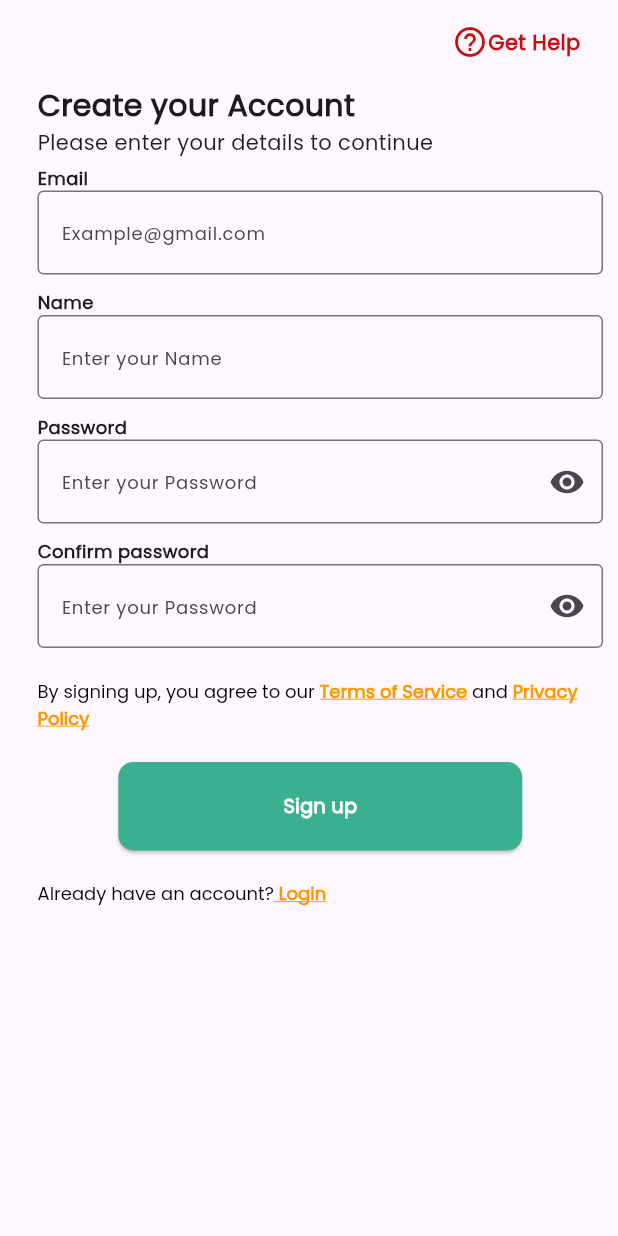
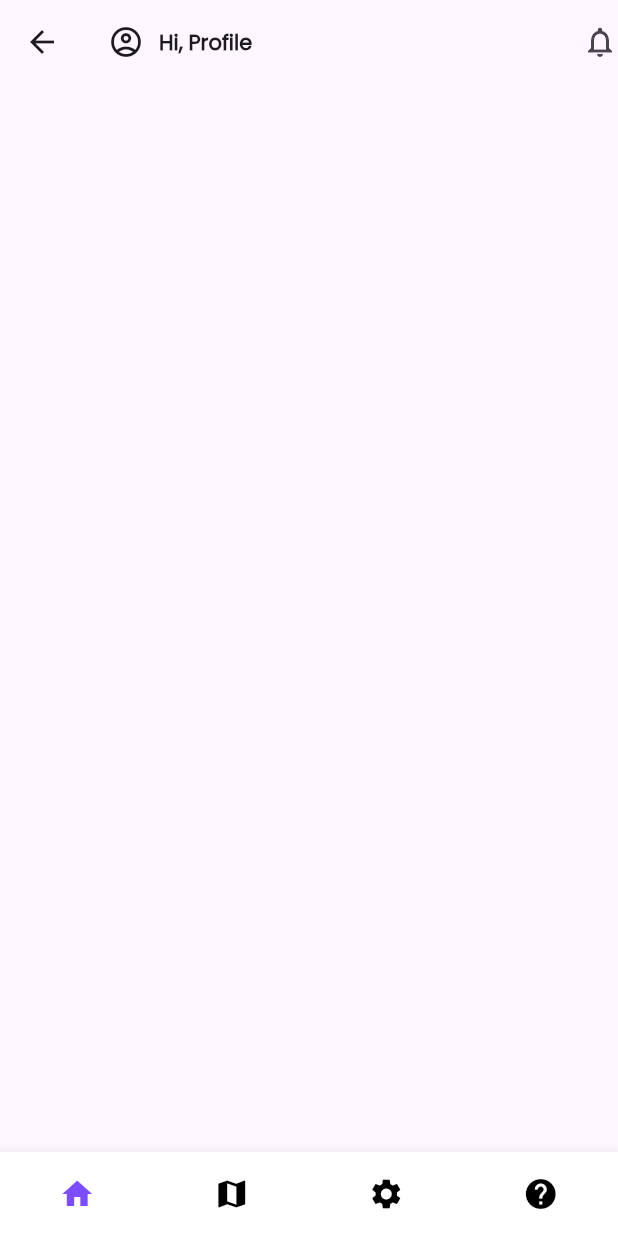
Before and after one commit to tambongslade/SafeSpace, a Flutter app: the Signup screen opened directly, after a tap on "Sign up", on a phone screen of 412 x 824 dp. Run offline on Flutter 3.47's test engine with Material 3 defaults, Android fonts, the phone set to English and light mode, and no system bars; drawn by our look-alikes of animated_bottom_navigation_bar.

Commit message:
home page on going

```diff
--- a/lib/Screens/Signup.dart
+++ b/lib/Screens/Signup.dart
@@ -1,6 +1,8 @@
 import 'package:flutter/material.dart';
 import 'package:safespace/Constants/color.dart';
 import 'package:safespace/Constants/styles.dart';
+import 'package:safespace/Screens/Login.dart';
+import 'package:safespace/Screens/navigatorScreen.dart';
 
 class Signup extends StatelessWidget {
   const Signup({super.key});
@@ -8,7 +10,9 @@ class Signup extends StatelessWidget {
   @override
   Widget build(BuildContext context) {
     return Scaffold(
+      backgroundColor: Colors.white,
         appBar: AppBar(
+          backgroundColor: Colors.white,
           actions: [
             Padding(
               padding: EdgeInsets.only(
@@ -37,7 +41,7 @@ class Signup extends StatelessWidget {
               mainAxisAlignment: MainAxisAlignment.start,
               crossAxisAlignment: CrossAxisAlignment.start,
               children: [
-                // Align(alignment: Alignment.center, child: Container(width: 200, child: Image.asset("assets/images/logo.png",fit: BoxFit.fitWidth))),
+                Align(alignment: Alignment.center, child: Container( child: Image.asset("assets/images/logo_NB.png",fit: BoxFit.fill,width:90))),
                 Column(
                     mainAxisAlignment: MainAxisAlignment.start,
                     crossAxisAlignment: CrossAxisAlignment.start,
@@ -161,12 +165,16 @@ class Signup extends StatelessWidget {
                             ]),
                       ),
                       SizedBox(
-                        height: 20,
+                        height: 10,
                       ),
                       Align(
                         alignment: Alignment.center,
                         child: ElevatedButton(
-                            onPressed: () {},
+                            onPressed: () {
+
+                              Navigator.pushReplacement(context, MaterialPageRoute(builder: (context)=>Navigatorscreen()));
+
+                            },
                             child: Padding(
                               padding: const EdgeInsets.symmetric(horizontal: 90),
                               child: Text(
@@ -187,21 +195,53 @@ class Signup extends StatelessWidget {
                       ),
                       Row(
                         children: [
+                          Container(
+                            width: 160,
+                            height: 50,
+                            decoration: BoxDecoration(
+                              borderRadius: BorderRadius.circular(10),
+                              color: Color(0xff1877F2)),
+                              child: Row(
+                                mainAxisAlignment: MainAxisAlignment.spaceAround,
+                                children: [
+                                  Icon(Icons.facebook,color: Colors.white,),
+                                  Text("Facebook",style: PoppinsBold.copyWith(color: Colors.white),),
+                                  SizedBox(width: 6,),
+
+                                ],
+                              ),
+                          ),
+                          SizedBox(width: 30,),
+                          Container(
+                            width: 160,
+                            height: 50,
+                            decoration: BoxDecoration(
+                              border: Border.all(color: Colors.grey),
+                              borderRadius: BorderRadius.circular(10),
+                              color:Colors.white),
+                              child: Row(
+                                mainAxisAlignment: MainAxisAlignment.spaceAround,
+                                children: [
+                                  Icon(Icons.g_mobiledata,color: Colors.white,),
+                                  Text("Google",style: PoppinsBold.copyWith(color: Colors.grey),),
+                                  SizedBox(width: 6,),
+
+                                ],
+                              ),
+                          ),
+                        ],
+                      ),
+
+                      Row(
+                        crossAxisAlignment: CrossAxisAlignment.center,
+                        mainAxisAlignment: MainAxisAlignment.center,
+                        children: [
 
 
-                        RichText(text: TextSpan(
-                          children: [
-                            TextSpan(
-                                text: "Already have an account?",
-                                style: Poppins.copyWith(fontSize: 12,color: Colors.black)),
-                            TextSpan(
-                                text: " Login",
-                                style: PoppinsBold.copyWith(
-                                    decoration: TextDecoration.underline,
-                                    fontSize: 12,
-                                    color: Colors.orange)),
-                          ]
-                        ))
+                          Text("Already have an account?",style: PoppinsBold.copyWith(color: Colors.grey),),
+                          TextButton(onPressed: (){
+                           Navigator.pushReplacement(context, MaterialPageRoute(builder: (context)=>Login()));
+                          }, child: Text("Login",style: PoppinsBold.copyWith(color: Hgreen),),),
                         ],
                       )
 
--- /dev/null
+++ b/lib/Screens/help.dart
@@ -0,0 +1,15 @@
+import 'package:flutter/material.dart';
+
+class Help extends StatefulWidget {
+  const Help({super.key});
+
+  @override
+  State<Help> createState() => _HelpState();
+}
+
+class _HelpState extends State<Help> {
+  @override
+  Widget build(BuildContext context) {
+    return const Placeholder();
+  }
+}
--- /dev/null
+++ b/lib/Screens/home.dart
@@ -0,0 +1,29 @@
+import 'package:flutter/material.dart';
+import 'package:safespace/Constants/styles.dart';
+
+class Home extends StatefulWidget {
+  const Home({super.key});
+
+  @override
+  State<Home> createState() => _HomeState();
+}
+
+class _HomeState extends State<Home> {
+  @override
+  Widget build(BuildContext context) {
+    return Scaffold(
+      appBar: AppBar(
+        title: Row(
+          children: [
+            Icon(Icons.account_circle_outlined),
+            SizedBox(width: 10,),
+            Text("Hi, Profile", style:PoppinsBold.copyWith(fontSize: 14),)
+          ],
+        ),
+        actions: [
+          Icon(Icons.notifications_outlined),
+        ],
+      ),
+    );
+  }
+}
--- /dev/null
+++ b/lib/Screens/maps.dart
@@ -0,0 +1,15 @@
+import 'package:flutter/material.dart';
+
+class Maps extends StatefulWidget {
+  const Maps({super.key});
+
+  @override
+  State<Maps> createState() => _MapsState();
+}
+
+class _MapsState extends State<Maps> {
+  @override
+  Widget build(BuildContext context) {
+    return const Placeholder();
+  }
+}
--- /dev/null
+++ b/lib/Screens/navigatorScreen.dart
@@ -0,0 +1,40 @@
+import 'package:animated_bottom_navigation_bar/animated_bottom_navigation_bar.dart';
+import 'package:flutter/material.dart';
+import 'package:safespace/Screens/help.dart';
+import 'package:safespace/Screens/home.dart';
+import 'package:safespace/Screens/maps.dart';
+import 'package:safespace/Screens/setting.dart';
+
+class Navigatorscreen extends StatefulWidget {
+  const Navigatorscreen({super.key});
+
+  @override
+  State<Navigatorscreen> createState() => _NavigatorscreenState();
+}
+
+class _NavigatorscreenState extends State<Navigatorscreen> {
+
+List <Widget> pages = [Home(), Maps(), Setting(),Help()];
+int pageIndex=0;
+  @override
+  Widget build(BuildContext context) {
+    return Scaffold(
+      body: IndexedStack(
+        index: pageIndex,
+        children: pages,
+      ),
+      bottomNavigationBar: AnimatedBottomNavigationBar(
+        icons: [Icons.home, Icons.map, Icons.settings, Icons.help],
+        activeIndex: pageIndex,
+        gapLocation: GapLocation.none,
+
+        notchSmoothness: NotchSmoothness.defaultEdge,
+        onTap: (index) {
+          setState(() {
+            pageIndex = index;
+          });
+        },
+      ),
+    );
+  }
+}
--- /dev/null
+++ b/lib/Screens/setting.dart
@@ -0,0 +1,15 @@
+import 'package:flutter/material.dart';
+
+class Setting extends StatefulWidget {
+  const Setting({super.key});
+
+  @override
+  State<Setting> createState() => _SettingState();
+}
+
+class _SettingState extends State<Setting> {
+  @override
+  Widget build(BuildContext context) {
+    return const Placeholder();
+  }
+}
--- a/pubspec.yaml
+++ b/pubspec.yaml
@@ -35,6 +35,7 @@ dependencies:
   # The following adds the Cupertino Icons font to your application.
   # Use with the CupertinoIcons class for iOS style icons.
   cupertino_icons: ^1.0.6
+  animated_bottom_navigation_bar: ^1.3.3
 
 dev_dependencies:
   flutter_test:
@@ -79,7 +80,7 @@ flutter:
       fonts:
         - asset: assets/fonts/Poppins-Regular.ttf
         - asset: assets/fonts/Poppins-MediumItalic.ttf
-  #         style: italic
+          style: italic
   #   - family: Trajan Pro
   #     fonts:
   #       - asset: fonts/TrajanPro.ttf
```
Also changed, not shown: lib/Screens/Login.dart (added, +205 -0 lines), assets/images/logo_NB.png (added), pubspec.lock.
